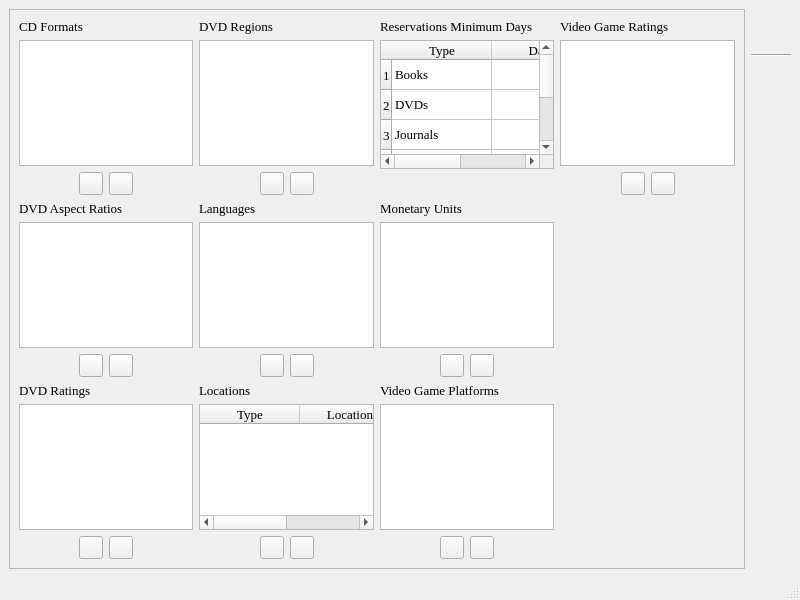
Old version of the form dbenumerations.ui in the repository textbrowser/biblioteq.
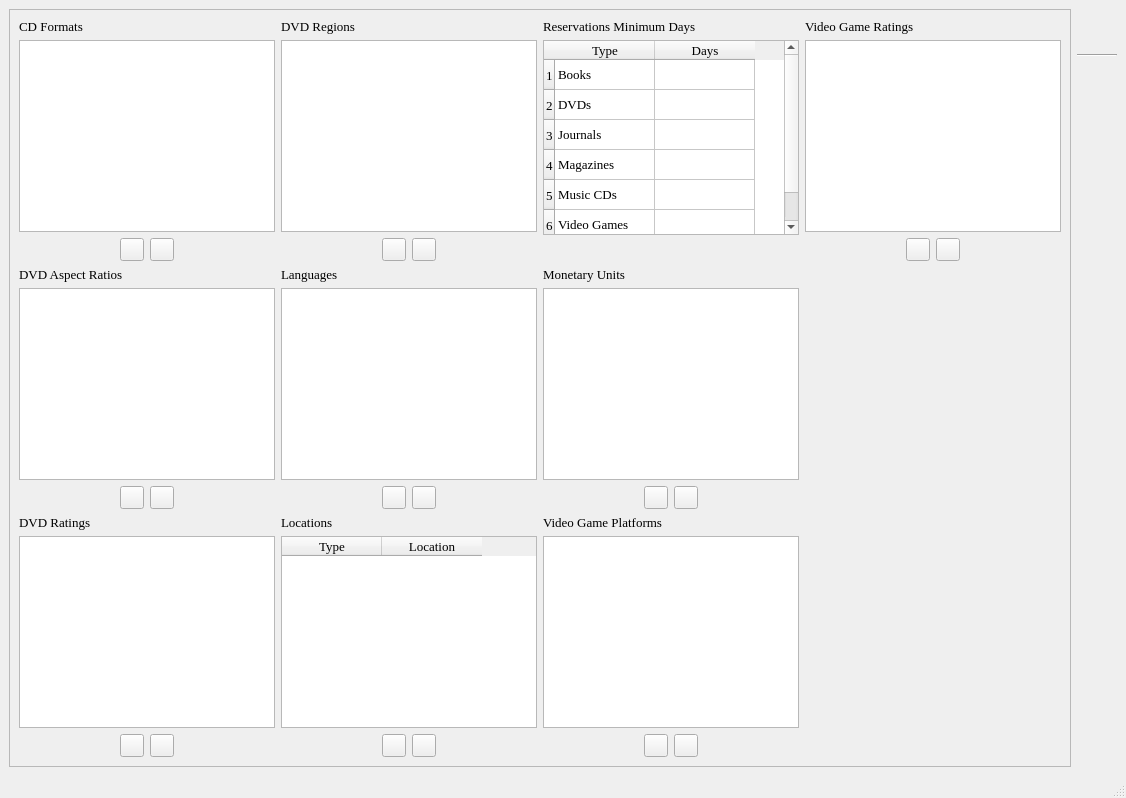
New version of the form. Icons and pictures are not drawn.

Patch:
```diff
--- a/dbenumerations.ui
+++ b/dbenumerations.ui
@@ -2,14 +2,6 @@
 <ui version="4.0">
  <class>dbEnumerations</class>
  <widget class="QMainWindow" name="dbEnumerations">
-  <property name="geometry">
-   <rect>
-    <x>0</x>
-    <y>0</y>
-    <width>800</width>
-    <height>600</height>
-   </rect>
-  </property>
   <property name="font">
    <font>
     <family>Times</family>
```
